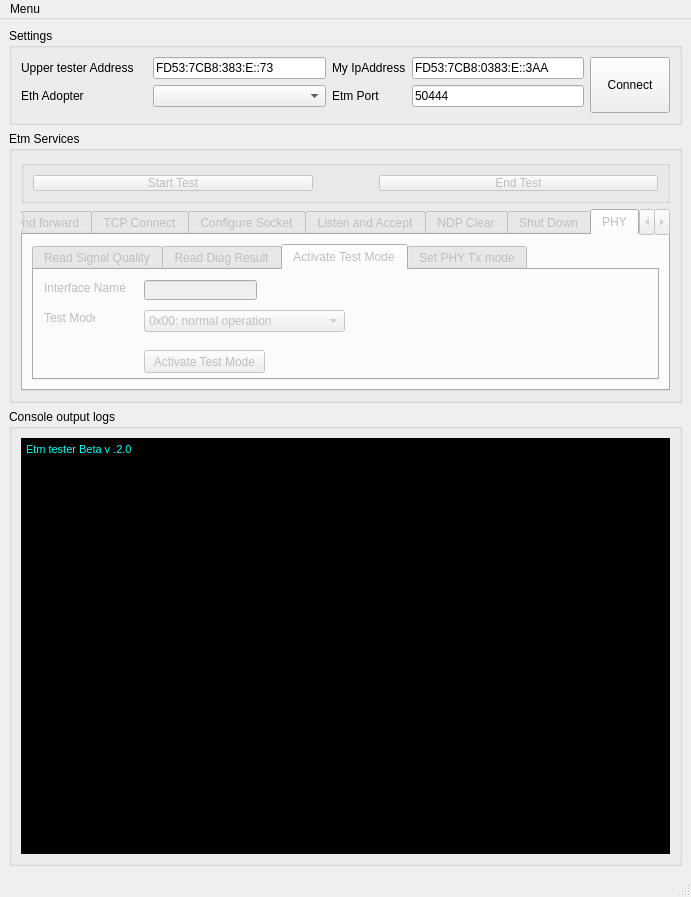
Before: the Qt Designer form SourceCode/ETMLowerTester/EtmTesterConsoleWithTABS_v1_1.ui in ablinux/ETM-IPStackTester, drawn with Qt 5.
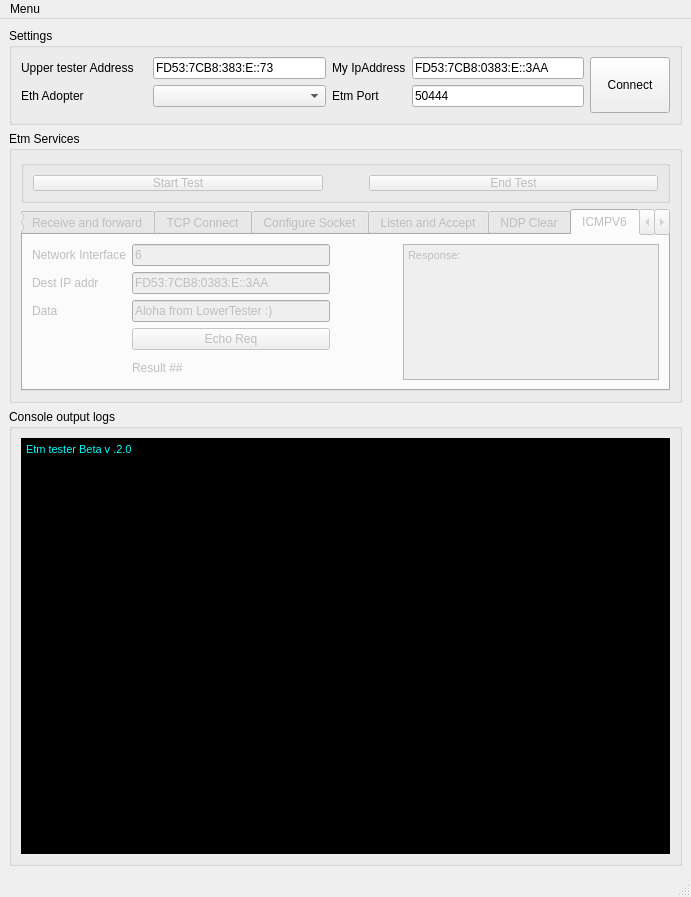
After: the same form once the commit is applied. The open tabs and pages were chosen to show the change.

Commit message: ICMP Echo Request added, bug fix for wrong IPV6 addr

Diff of the .ui file:
```diff
--- a/SourceCode/ETMLowerTester/EtmTesterConsoleWithTABS_v1_1.ui
+++ b/SourceCode/ETMLowerTester/EtmTesterConsoleWithTABS_v1_1.ui
@@ -186,12 +186,12 @@
              <enum>Qt::Horizontal</enum>
             </property>
             <property name="sizeType">
-             <enum>QSizePolicy::Minimum</enum>
+             <enum>QSizePolicy::Preferred</enum>
             </property>
             <property name="sizeHint" stdset="0">
              <size>
-              <width>60</width>
-              <height>20</height>
+              <width>40</width>
+              <height>30</height>
              </size>
             </property>
            </spacer>
@@ -1194,6 +1194,102 @@
            </property>
           </widget>
          </widget>
+         <widget class="QWidget" name="tab_14">
+          <attribute name="title">
+           <string>ICMPV6</string>
+          </attribute>
+          <layout class="QGridLayout" name="gridLayout_3">
+           <item row="0" column="0">
+            <widget class="QLabel" name="label_41">
+             <property name="text">
+              <string>Network Interface</string>
+             </property>
+            </widget>
+           </item>
+           <item row="0" column="1">
+            <widget class="QLineEdit" name="icmp_ifname">
+             <property name="toolTip">
+              <string>&lt;html&gt;&lt;head/&gt;&lt;body&gt;&lt;p&gt;This is optional field&lt;/p&gt;&lt;/body&gt;&lt;/html&gt;</string>
+             </property>
+             <property name="whatsThis">
+              <string>&lt;html&gt;&lt;head/&gt;&lt;body&gt;&lt;p&gt;optional&lt;/p&gt;&lt;/body&gt;&lt;/html&gt;</string>
+             </property>
+             <property name="text">
+              <string>6</string>
+             </property>
+            </widget>
+           </item>
+           <item row="0" column="3" rowspan="5">
+            <widget class="QTextBrowser" name="icmpResponse_console">
+             <property name="html">
+              <string>&lt;!DOCTYPE HTML PUBLIC &quot;-//W3C//DTD HTML 4.0//EN&quot; &quot;http://www.w3.org/TR/REC-html40/strict.dtd&quot;&gt;
+&lt;html&gt;&lt;head&gt;&lt;meta name=&quot;qrichtext&quot; content=&quot;1&quot; /&gt;&lt;style type=&quot;text/css&quot;&gt;
+p, li { white-space: pre-wrap; }
+&lt;/style&gt;&lt;/head&gt;&lt;body style=&quot; font-family:'MS Shell Dlg 2'; font-size:8.25pt; font-weight:400; font-style:normal;&quot;&gt;
+&lt;p style=&quot; margin-top:0px; margin-bottom:0px; margin-left:0px; margin-right:0px; -qt-block-indent:0; text-indent:0px;&quot;&gt;Response:&lt;/p&gt;&lt;/body&gt;&lt;/html&gt;</string>
+             </property>
+            </widget>
+           </item>
+           <item row="1" column="1">
+            <widget class="QLineEdit" name="icmp_destip">
+             <property name="text">
+              <string>FD53:7CB8:0383:E::3AA</string>
+             </property>
+            </widget>
+           </item>
+           <item row="0" column="2">
+            <spacer name="horizontalSpacer_2">
+             <property name="orientation">
+              <enum>Qt::Horizontal</enum>
+             </property>
+             <property name="sizeType">
+              <enum>QSizePolicy::Preferred</enum>
+             </property>
+             <property name="sizeHint" stdset="0">
+              <size>
+               <width>67</width>
+               <height>20</height>
+              </size>
+             </property>
+            </spacer>
+           </item>
+           <item row="1" column="0">
+            <widget class="QLabel" name="label_42">
+             <property name="text">
+              <string>Dest IP addr</string>
+             </property>
+            </widget>
+           </item>
+           <item row="2" column="1">
+            <widget class="QLineEdit" name="icmp_data">
+             <property name="text">
+              <string>Aloha from LowerTester :)</string>
+             </property>
+            </widget>
+           </item>
+           <item row="3" column="1">
+            <widget class="QPushButton" name="Button_icmpEchoRequest">
+             <property name="text">
+              <string>Echo Req</string>
+             </property>
+            </widget>
+           </item>
+           <item row="2" column="0">
+            <widget class="QLabel" name="label_43">
+             <property name="text">
+              <string>Data</string>
+             </property>
+            </widget>
+           </item>
+           <item row="4" column="1">
+            <widget class="QLabel" name="icmp_result">
+             <property name="text">
+              <string>Result ##</string>
+             </property>
+            </widget>
+           </item>
+          </layout>
+         </widget>
          <widget class="QWidget" name="tab_7">
           <attribute name="title">
            <string>Shut Down</string>
@@ -1434,6 +1530,9 @@
                  <height>20</height>
                 </rect>
                </property>
+               <property name="text">
+                <string>HCP3_ETHIF_0</string>
+               </property>
               </widget>
               <widget class="QLabel" name="label_38">
                <property name="geometry">
@@ -1452,7 +1551,7 @@
                <property name="geometry">
                 <rect>
                  <x>110</x>
-                 <y>80</y>
+                 <y>50</y>
                  <width>121</width>
                  <height>23</height>
                 </rect>
@@ -1464,8 +1563,8 @@
               <widget class="QLabel" name="label_35">
                <property name="geometry">
                 <rect>
-                 <x>10</x>
-                 <y>40</y>
+                 <x>260</x>
+                 <y>10</y>
                  <width>51</width>
                  <height>16</height>
                 </rect>
@@ -1477,8 +1576,8 @@
               <widget class="QComboBox" name="CBox_activateTestMode">
                <property name="geometry">
                 <rect>
-                 <x>110</x>
-                 <y>40</y>
+                 <x>340</x>
+                 <y>10</y>
                  <width>201</width>
                  <height>22</height>
                 </rect>
```
Left out of the diff: 364 changed lines with no effect on the pictures. The commit also changes 3 other files.
